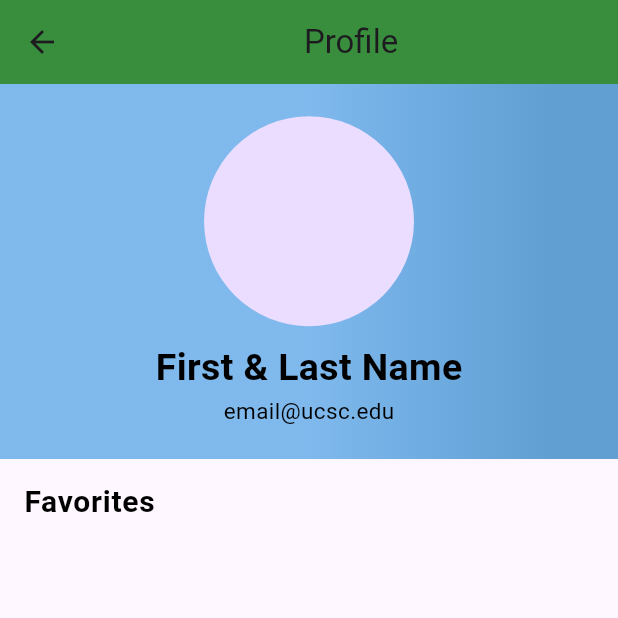
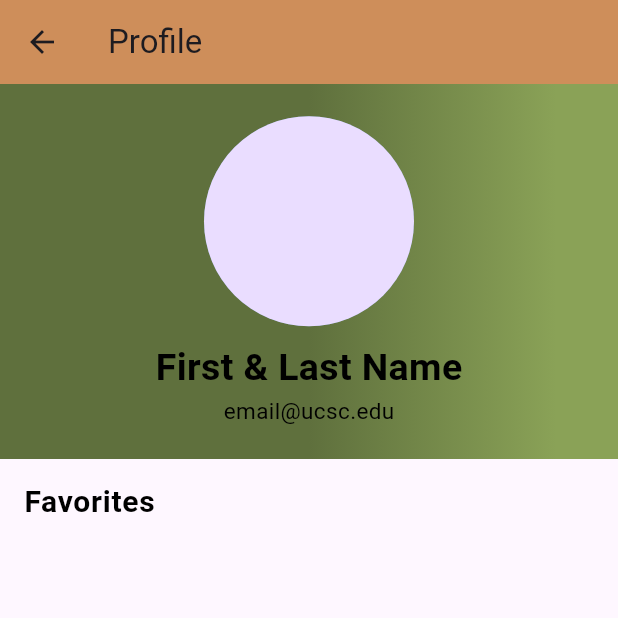
Before and after one commit to koenag/Team22, a Flutter app: the ProfilePage screen opened directly, on a phone screen of 412 x 824 dp, the top half of it. Run offline on Flutter 3.47's test engine with Material 3 defaults, Android fonts, the phone set to English and light mode, and no system bars; our stand-ins replace firebase_auth, firebase_core; missing offline and left inert: favorite_button; accounts and stored records are empty.

Commit message:
Changed colors in profile page

```diff
--- a/volunteering_opportunities/lib/profile_page.dart
+++ b/volunteering_opportunities/lib/profile_page.dart
@@ -1,5 +1,6 @@
 import 'package:flutter/material.dart';
 import 'package:flutter/rendering.dart';
+import 'color_palette.dart';
 
 class ProfilePage extends StatelessWidget {
   const ProfilePage({super.key});
@@ -8,10 +9,11 @@ class ProfilePage extends StatelessWidget {
   Widget build(BuildContext context) {
     return Scaffold(
       appBar: AppBar(
-        backgroundColor: Colors.green[700],
-        title: Center(
-          child: const Text('Profile'),
-        ),
+        backgroundColor: AppColors.dbrown,
+        title: const Text(
+          'Profile',
+          textAlign: TextAlign.center,
+          ),
       ),
       body: ListView(
         children: <Widget>[
@@ -20,8 +22,8 @@ class ProfilePage extends StatelessWidget {
             decoration: BoxDecoration(
               gradient: LinearGradient(
                 colors: [
-                  Color.fromARGB(176, 71, 157, 228),
-                  const Color.fromARGB(255, 97, 158, 209)
+                  AppColors.dgreen,
+                  AppColors.lgreen
                 ],
                 begin: Alignment.centerLeft,
                 end: Alignment.centerRight,
@@ -36,7 +38,7 @@ class ProfilePage extends StatelessWidget {
                   mainAxisAlignment: MainAxisAlignment.spaceAround,
                   children: <Widget>[
                     CircleAvatar(
-                      backgroundColor: Color.fromARGB(132, 72, 163, 238),
+                      backgroundColor: AppColors.lblue,
                       minRadius: 60.0,
                       child: CircleAvatar(
                         radius: 70.0,
```
